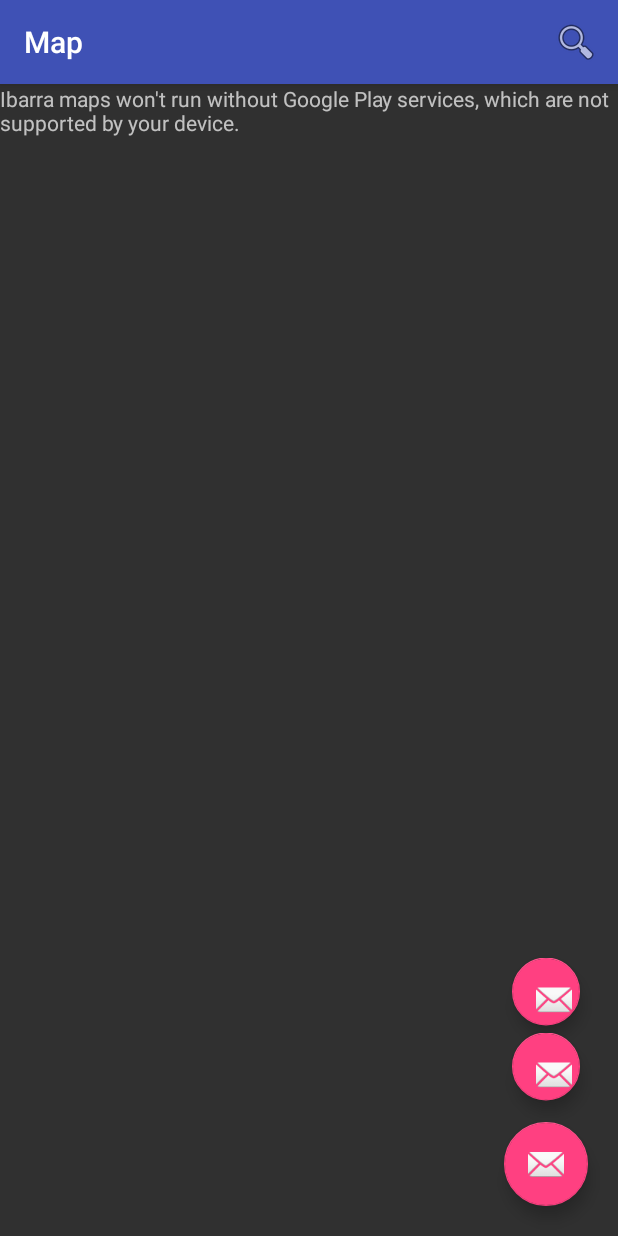
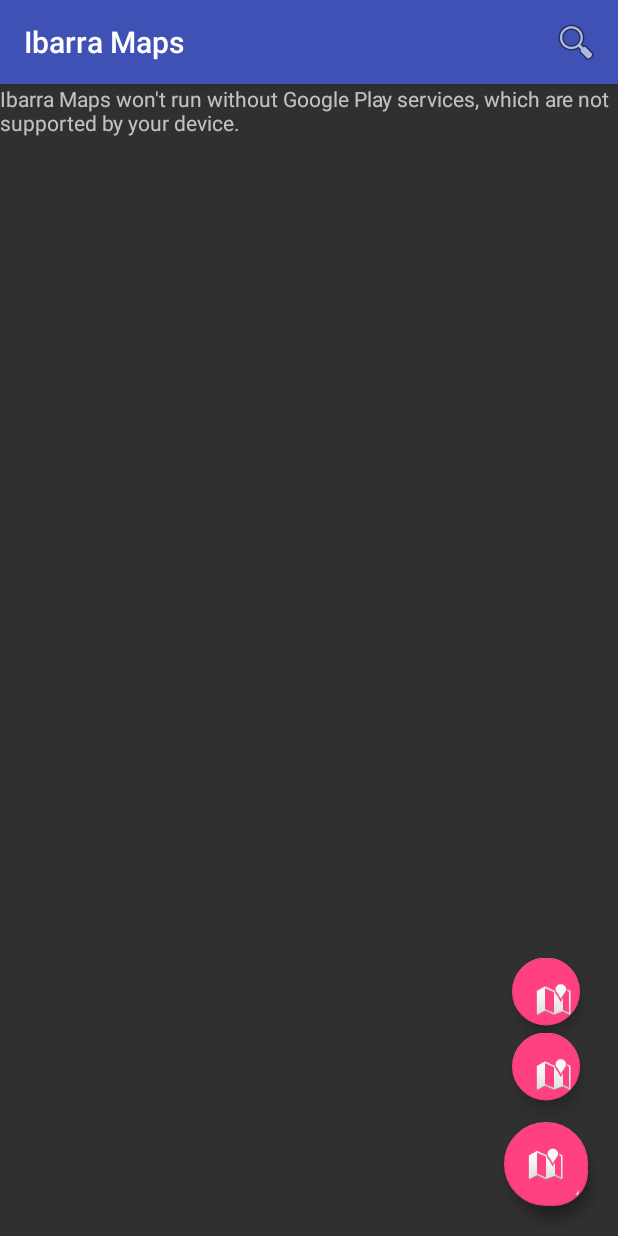
Before and after one commit to joaoibarra/ibarramaps, an Android app: the screen it shows after launch (MapActivity), after a tap on an icon or button, on a phone screen of 412 x 824 dp. Run offline under Robolectric (Android 15) with nearby library versions, the phone set to English and light mode, and no system bars; our stand-ins replace ButterKnife, Room's generated code; 2 statements that could not run were skipped.

```diff
--- a/app/build.gradle
+++ b/app/build.gradle
@@ -31,6 +31,7 @@ dependencies {
     implementation 'com.squareup.retrofit2:converter-gson:2.3.0'
     implementation 'android.arch.persistence.room:runtime:1.0.0-alpha5'
     implementation 'com.android.support.constraint:constraint-layout:1.0.2'
+    annotationProcessor 'android.arch.persistence.room:compiler:1.0.0-alpha5'
     annotationProcessor 'com.jakewharton:butterknife-compiler:8.7.0'
     testImplementation 'junit:junit:4.12'
     androidTestImplementation 'com.android.support.test:runner:1.0.0'
--- /dev/null
+++ b/app/src/main/java/com/joaoibarra/ibarramaps/base/persitence/AppDatabase.java
@@ -0,0 +1,15 @@
+package com.joaoibarra.ibarramaps.base.persitence;
+
+import android.arch.persistence.room.Database;
+import android.arch.persistence.room.RoomDatabase;
+
+import com.joaoibarra.ibarramaps.maps.model.Favorite;
+
+/**
+ * Created by joaoibarra on 07/08/17.
+ */
+
+@Database(entities = {Favorite.class}, version = 2)
+public abstract class AppDatabase extends RoomDatabase {
+    public abstract FavoriteDao favoriteDao();
+}
--- /dev/null
+++ b/app/src/main/java/com/joaoibarra/ibarramaps/base/persitence/FavoriteDao.java
@@ -0,0 +1,35 @@
+package com.joaoibarra.ibarramaps.base.persitence;
+
+import android.arch.persistence.room.Dao;
+import android.arch.persistence.room.Delete;
+import android.arch.persistence.room.Insert;
+import android.arch.persistence.room.Query;
+
+import com.joaoibarra.ibarramaps.maps.model.Favorite;
+
+import java.util.List;
+
+/**
+ * Created by joaoibarra on 07/08/17.
+ */
+
+@Dao
+public interface FavoriteDao {
+    @Query("SELECT * FROM favorite")
+    List<Favorite> getAll();
+
+    @Query("SELECT * FROM favorite WHERE fid IN (:favoriteIds)")
+    List<Favorite> loadAllByIds(int[] favoriteIds);
+
+    @Query("SELECT * FROM favorite WHERE name LIKE :name LIMIT 1")
+    Favorite findByName(String name);
+
+    @Insert
+    void insertAll(Favorite... favorites);
+
+    @Insert
+    void insert(Favorite favorite);
+
+    @Delete
+    void delete(Favorite favorite);
+}
--- a/app/src/main/java/com/joaoibarra/ibarramaps/maps/contract/MapContract.java
+++ b/app/src/main/java/com/joaoibarra/ibarramaps/maps/contract/MapContract.java
@@ -4,6 +4,7 @@ import android.app.Activity;
 import android.content.Context;
 import android.support.annotation.NonNull;
 
+import com.google.android.gms.maps.model.LatLng;
 import com.google.android.gms.maps.model.Marker;
 import com.joaoibarra.ibarramaps.base.BasePresenter;
 import com.joaoibarra.ibarramaps.maps.model.Action;
@@ -22,7 +23,6 @@ public interface MapContract {
         void createMarker(Favorite favorite);
         void showMenu();
         void closeMenu();
-        /*void getDeviceLocation(GoogleMap googleMap, GoogleApiClient googleApiClient);*/
     }
 
     interface GoogleApiClientContract{
@@ -37,6 +37,10 @@ public interface MapContract {
         boolean onRequestPermissionsResult(int requestCode,
                                            @NonNull String permissions[],
                                            @NonNull int[] grantResults);
+        void clickMenu(boolean isOpenMenu);
+        void startDb(Activity _activity);
+        void addFavorite(double latitude, double longitude);
+        void getAllFavorites();
     }
 
     interface SearchInteractorContract{
@@ -53,4 +57,8 @@ public interface MapContract {
                                            Action action);
 
     }
+
+    interface DatabaseInteractorContract{
+        void open(Activity _activity);
+    }
 }
--- a/app/src/main/java/com/joaoibarra/ibarramaps/maps/model/Favorite.java
+++ b/app/src/main/java/com/joaoibarra/ibarramaps/maps/model/Favorite.java
@@ -1,6 +1,7 @@
 package com.joaoibarra.ibarramaps.maps.model;
 
 import android.arch.persistence.room.Entity;
+import android.arch.persistence.room.OnConflictStrategy;
 import android.arch.persistence.room.PrimaryKey;
 
 import com.google.android.gms.maps.model.LatLng;
@@ -11,9 +12,9 @@ import com.google.gson.annotations.SerializedName;
  */
 
 
-@Entity
+@Entity(tableName = "favorite")
 public class Favorite {
-    @PrimaryKey
+    @PrimaryKey(autoGenerate = true)
     private int fid;
 
     @SerializedName("name")
--- /dev/null
+++ b/app/src/main/java/com/joaoibarra/ibarramaps/maps/presenter/DatabaseInteractor.java
@@ -0,0 +1,27 @@
+package com.joaoibarra.ibarramaps.maps.presenter;
+
+import android.app.Activity;
+import android.app.Application;
+import android.arch.persistence.room.Room;
+import android.content.Context;
+
+import com.joaoibarra.ibarramaps.base.persitence.AppDatabase;
+import com.joaoibarra.ibarramaps.maps.contract.MapContract;
+
+/**
+ * Created by joaoibarra on 07/08/17.
+ */
+
+public class DatabaseInteractor
+        implements MapContract.DatabaseInteractorContract{
+    AppDatabase db;
+    public void open(Activity _activity){
+        this.db = Room.databaseBuilder(_activity,
+                AppDatabase.class, "database-ibarramaps").allowMainThreadQueries().build();
+
+    }
+
+    public AppDatabase getDb() {
+        return this.db;
+    }
+}
--- a/app/src/main/java/com/joaoibarra/ibarramaps/maps/view/MapActivity.java
+++ b/app/src/main/java/com/joaoibarra/ibarramaps/maps/view/MapActivity.java
@@ -1,5 +1,6 @@
 package com.joaoibarra.ibarramaps.maps.view;
 
+import android.content.Context;
 import android.content.Intent;
 import android.content.pm.PackageManager;
 import android.location.Location;
@@ -13,6 +14,8 @@ import android.util.Log;
 import android.view.Menu;
 import android.view.MenuInflater;
 import android.view.MenuItem;
+import android.view.View;
+import android.view.ViewGroup;
 import android.widget.Toast;
 
 import com.google.android.gms.common.ConnectionResult;
@@ -59,6 +62,7 @@ public class MapActivity extends AppCompatActivity
     private boolean isOpenMenu = false;
 
     private static final int DEFAULT_ZOOM = 17;
+    private static final int FAVORITES_ZOOM = 11;
 
     public static final int REQUEST_CODE_AUTOCOMPLETE = 1;
 
@@ -79,6 +83,7 @@ public class MapActivity extends AppCompatActivity
         super.onCreate(savedInstanceState);
         mapPresenter = new MapPresenter();
         mapPresenter.attach(this);
+        mapPresenter.startDb(this);
         setContentView(R.layout.activity_maps);
         ButterKnife.bind(this);
 
@@ -290,9 +295,16 @@ public class MapActivity extends AppCompatActivity
 
     @OnClick(R.id.fab_menu_favorite)
     public void menuFavorite(){
+        mapPresenter.addFavorite(lastKnownLocation.getLatitude(), lastKnownLocation.getLongitude());
     }
 
     @OnClick(R.id.fab_menu_favorites)
     public void menuFavorites(){
+        mapPresenter.getAllFavorites();
+        if (lastKnownLocation != null) {
+            googleMap.moveCamera(CameraUpdateFactory.newLatLngZoom(
+                    new LatLng(lastKnownLocation.getLatitude(),
+                            lastKnownLocation.getLongitude()), FAVORITES_ZOOM));
+        }
     }
 }
--- a/app/src/main/res/layout/activity_maps.xml
+++ b/app/src/main/res/layout/activity_maps.xml
@@ -19,17 +19,17 @@
         map:layout_constraintStart_toStartOf="parent"
         android:layout_marginStart="0dp"
         map:layout_constraintBottom_toBottomOf="parent"
-        android:layout_marginBottom="0dp" /><!--
+        android:layout_marginBottom="0dp" />
     <android.support.design.widget.FloatingActionButton
-        android:id="@+id/fab_menu_favorite"
+        android:id="@+id/fab_menu_clear"
         android:layout_width="@dimen/fab_menu_size"
         android:layout_height="@dimen/fab_menu_size"
         android:layout_gravity="bottom|end"
         android:layout_marginBottom="@dimen/fab_margin"
         android:layout_marginRight="@dimen/fab_margin"
-        app:srcCompat="@android:drawable/ic_btn_speak_now"
+        app:srcCompat="@android:drawable/ic_dialog_map"
         app:layout_constraintBottom_toBottomOf="parent"
-        app:layout_constraintEnd_toEndOf="parent"  />-->
+        app:layout_constraintEnd_toEndOf="parent"  />
 
     <android.support.design.widget.FloatingActionButton
         android:id="@+id/fab_menu_favorites"
@@ -38,7 +38,7 @@
         android:layout_gravity="bottom|end"
         android:layout_marginBottom="@dimen/fab_menu_item_margin"
         android:layout_marginRight="@dimen/fab_menu_item_margin"
-        app:srcCompat="@android:drawable/ic_dialog_email"
+        app:srcCompat="@android:drawable/ic_dialog_map"
         app:layout_constraintBottom_toBottomOf="parent"
         app:layout_constraintEnd_toEndOf="parent" />
 
@@ -49,7 +49,7 @@
         android:layout_gravity="bottom|end"
         android:layout_marginBottom="@dimen/fab_menu_item_margin"
         android:layout_marginRight="@dimen/fab_menu_item_margin"
-        app:srcCompat="@android:drawable/ic_dialog_email"
+        app:srcCompat="@android:drawable/ic_dialog_map"
         app:layout_constraintBottom_toBottomOf="parent"
         app:layout_constraintEnd_toEndOf="parent"  />
 
@@ -58,7 +58,7 @@
         android:layout_width="wrap_content"
         android:layout_height="wrap_content"
         android:layout_gravity="bottom|end"
-        app:srcCompat="@android:drawable/ic_dialog_email"
+        app:srcCompat="@android:drawable/ic_dialog_map"
         android:layout_marginBottom="@dimen/fab_margin"
         android:layout_marginRight="@dimen/fab_margin"
         app:layout_constraintBottom_toBottomOf="parent"
--- a/app/src/main/res/values/strings.xml
+++ b/app/src/main/res/values/strings.xml
@@ -1,6 +1,6 @@
 <resources>
-    <string name="app_name">Ibarra maps</string>
-    <string name="title_activity_maps">Map</string>
+    <string name="app_name">Ibarra Maps</string>
+    <string name="title_activity_maps">Ibarra Maps</string>
     <string name="option_get_place">Get place</string>
     <string name="search_title">Hey Ho, let\'s go</string>
 </resources>
```
Also changed, not shown: app/src/main/java/com/joaoibarra/ibarramaps/maps/presenter/MapPresenter.java (+52 -24 lines), app/src/main/java/com/joaoibarra/ibarramaps/maps/view/GoogleClientApiView.java (deleted, +0 -46 lines).
